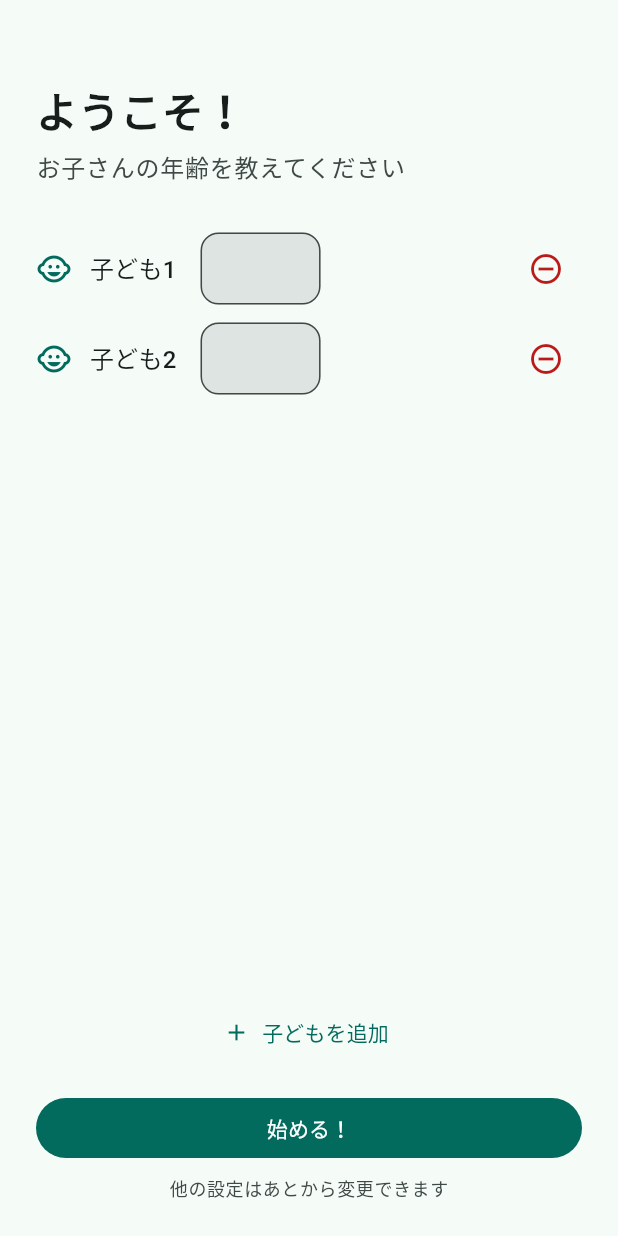
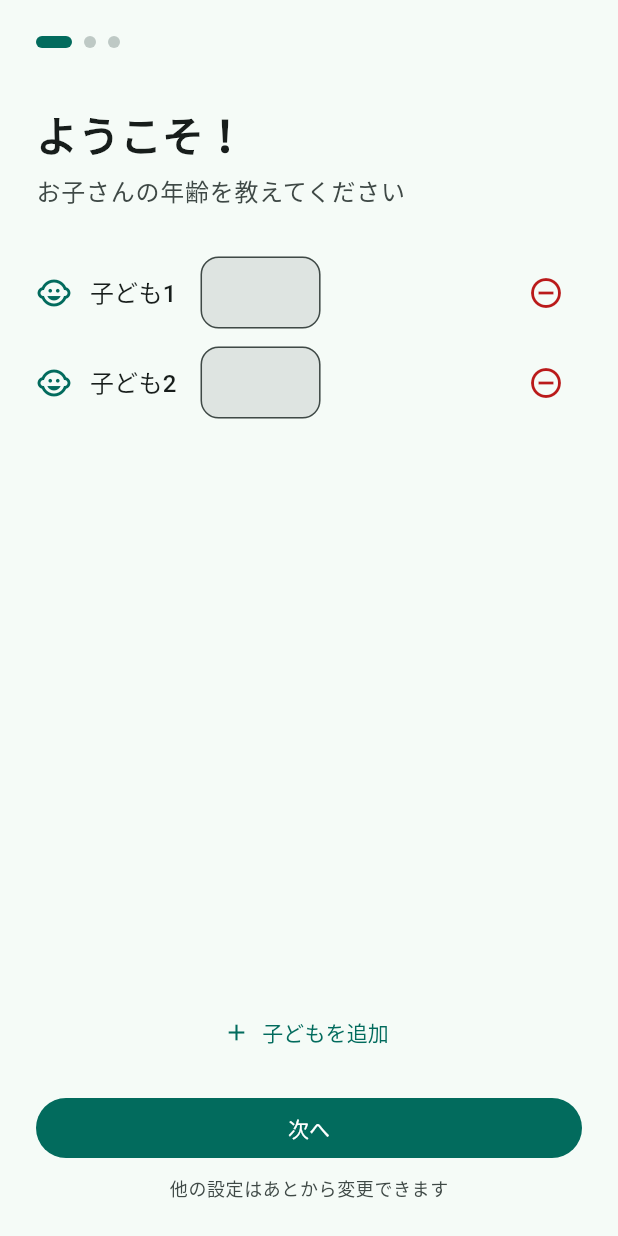
Before and after one commit to linnefromice/papatune-flutter, a Flutter app: the screen it shows after launch, after a tap on "子どもを追加", on a phone screen of 412 x 824 dp. Run offline on Flutter 3.47's test engine with Material 3 defaults, Android fonts, the phone set to English and light mode, and no system bars; our stand-ins replace shared_preferences; accounts and stored records are empty.

Commit message:
Add plan template customization to onboarding flow
Introduce a 3-step onboarding process (children → weekday plan → weekend plan)
where users build their daily plans from categorized task templates instead of
relying on auto-generated plans.

Co-Authored-By: Claude Opus 4.6 (1M context) <noreply@anthropic.com>

```diff
--- /dev/null
+++ b/lib/constants/task_templates.dart
@@ -0,0 +1,83 @@
+import 'package:flutter/material.dart';
+
+class TaskTemplateCategory {
+  final String label;
+  final IconData icon;
+  final List<String> tasks;
+
+  const TaskTemplateCategory({
+    required this.label,
+    required this.icon,
+    required this.tasks,
+  });
+}
+
+class TaskTemplates {
+  TaskTemplates._();
+
+  static const categories = <TaskTemplateCategory>[
+    TaskTemplateCategory(
+      label: '朝の準備',
+      icon: Icons.wb_sunny_outlined,
+      tasks: ['起床', '朝支度', '朝食準備', '朝食', '歯磨き・身支度', '子どもの着替え', '保育園・学校の準備', '送り出し・送迎'],
+    ),
+    TaskTemplateCategory(
+      label: '仕事',
+      icon: Icons.work_outline,
+      tasks: ['通勤', '仕事開始', '集中ワーク', 'ミーティング', '午後ワーク', '退勤'],
+    ),
+    TaskTemplateCategory(
+      label: '食事',
+      icon: Icons.restaurant_outlined,
+      tasks: ['昼食準備', '昼食', '夕食準備', '夕食', '食器洗い'],
+    ),
+    TaskTemplateCategory(
+      label: '家事',
+      icon: Icons.home_outlined,
+      tasks: ['掃除', '洗濯', '洗濯物たたみ', 'ゴミ出し', '買い物', '片付け', 'アイロンがけ'],
+    ),
+    TaskTemplateCategory(
+      label: '育児',
+      icon: Icons.child_care_outlined,
+      tasks: ['お迎え', 'おむつ替え', 'ミルク・授乳', '子どもと遊ぶ', '宿題サポート', '寝かしつけ', '子どもの入浴'],
+    ),
+    TaskTemplateCategory(
+      label: '自分の時間',
+      icon: Icons.self_improvement_outlined,
+      tasks: ['仮眠', '風呂', '読書', '運動・ストレッチ', 'リラックスタイム', '趣味'],
+    ),
+    TaskTemplateCategory(
+      label: 'その他',
+      icon: Icons.more_horiz,
+      tasks: ['通院', '役所手続き', '習い事送迎', '日用品の補充', '連絡・事務処理'],
+    ),
+  ];
+
+  static const weekdayDefaults = [
+    '朝支度',
+    '朝食',
+    '送り出し・送迎',
+    '仕事開始',
+    '昼食',
+    '仮眠',
+    'お迎え',
+    '夕食準備',
+    '夕食',
+    '風呂',
+    '寝かしつけ',
+    '読書',
+  ];
+
+  static const weekendDefaults = [
+    '朝支度',
+    '朝食',
+    '子どもと遊ぶ',
+    '昼食',
+    '仮眠',
+    '買い物',
+    '夕食準備',
+    '夕食',
+    '風呂',
+    '読書',
+  ];
+}
--- a/lib/screens/onboarding/onboarding_screen.dart
+++ b/lib/screens/onboarding/onboarding_screen.dart
@@ -2,10 +2,16 @@ import 'package:flutter/material.dart';
 import 'package:flutter/services.dart';
 import 'package:provider/provider.dart';
 
+import '../../constants/task_templates.dart';
+import '../../enums/plan_mode.dart';
 import '../../enums/work_style.dart';
 import '../../models/child_profile.dart';
 import '../../models/dad_profile.dart';
+import '../../models/daily_plan.dart';
+import '../../models/plan_task.dart';
+import '../../providers/plan_provider.dart';
 import '../../providers/profile_provider.dart';
+import 'pages/plan_template_page.dart';
 
 class OnboardingScreen extends StatefulWidget {
   const OnboardingScreen({super.key});
@@ -15,15 +21,23 @@ class OnboardingScreen extends StatefulWidget {
 }
 
 class _OnboardingScreenState extends State<OnboardingScreen> {
+  static const _totalPages = 3;
+
+  final _pageController = PageController();
   final List<_ChildEntry> _childEntries = [_ChildEntry()];
+  int _currentPage = 0;
+  List<PlanTask>? _weekdayTasks;
 
   @override
   void dispose() {
+    _pageController.dispose();
     for (final entry in _childEntries) {
       entry.controller.dispose();
     }
     super.dispose();
   }
+
+  // --- Step 1: Children ---
 
   void _addChild() {
     setState(() {
@@ -39,9 +53,15 @@ class _OnboardingScreenState extends State<OnboardingScreen> {
     });
   }
 
-  Future<void> _save() async {
-    // Validate: at least one child with a valid age
-    final children = <ChildProfile>[];
+  String _childNickname(int index) => '子ども${index + 1}';
+
+  DateTime _birthDateFromAge(int age) {
+    final now = DateTime.now();
+    return DateTime(now.year - age, 1, 1);
+  }
+
+  void _goToNextPage() {
+    // Validate children
     for (int i = 0; i < _childEntries.length; i++) {
       final text = _childEntries[i].controller.text.trim();
       if (text.isEmpty) {
@@ -58,6 +78,30 @@ class _OnboardingScreenState extends State<OnboardingScreen> {
         );
         return;
       }
+    }
+
+    _pageController.nextPage(
+      duration: const Duration(milliseconds: 300),
+      curve: Curves.easeInOut,
+    );
+  }
+
+  // --- Step 2: Weekday plan ---
+
+  void _onWeekdayConfirmed(List<PlanTask> tasks) {
+    _weekdayTasks = tasks;
+    _pageController.nextPage(
+      duration: const Duration(milliseconds: 300),
+      curve: Curves.easeInOut,
+    );
+  }
+
+  // --- Step 3: Weekend plan → finish ---
+
+  Future<void> _onWeekendConfirmed(List<PlanTask> tasks) async {
+    final children = <ChildProfile>[];
+    for (int i = 0; i < _childEntries.length; i++) {
+      final age = int.parse(_childEntries[i].controller.text.trim());
       children.add(ChildProfile(
         name: _childNickname(i),
         birthDate: _birthDateFromAge(age),
@@ -73,17 +117,33 @@ class _OnboardingScreenState extends State<OnboardingScreen> {
 
     await context.read<ProfileProvider>().saveProfile(profile);
 
+    if (!mounted) return;
+
+    final planProvider = context.read<PlanProvider>();
+
+    // Save both templates
+    await planProvider.saveWeekdayTemplate(_weekdayTasks!);
+    await planProvider.saveWeekendTemplate(tasks);
+
+    // Set today's plan based on current day of week
+    final now = DateTime.now();
+    final isWeekend = now.weekday == DateTime.saturday ||
+        now.weekday == DateTime.sunday;
+    final todayTasks = isWeekend ? tasks : _weekdayTasks!;
+
+    final todayPlan = DailyPlan(
+      date: now,
+      mode: PlanMode.planA,
+      tasks: todayTasks.map((t) => PlanTask(title: t.title)).toList(),
+    );
+    planProvider.setTodayPlan(todayPlan);
+
     if (mounted) {
       Navigator.of(context).pushReplacementNamed('/dashboard');
     }
   }
 
-  String _childNickname(int index) => '子ども${index + 1}';
-
-  DateTime _birthDateFromAge(int age) {
-    final now = DateTime.now();
-    return DateTime(now.year - age, 1, 1);
-  }
+  // --- Build ---
 
   @override
   Widget build(BuildContext context) {
@@ -93,6 +153,49 @@ class _OnboardingScreenState extends State<OnboardingScreen> {
         child: Padding(
           padding: const EdgeInsets.all(24),
           child: Column(
+            children: [
+              // Step indicator
+              Row(
+                children: List.generate(_totalPages, (i) {
+                  return Padding(
+                    padding: EdgeInsets.only(left: i == 0 ? 0 : 8),
+                    child: _StepDot(active: _currentPage == i),
+                  );
+                }),
+              ),
+              const SizedBox(height: 8),
+              Expanded(
+                child: PageView(
+                  controller: _pageController,
+                  physics: const NeverScrollableScrollPhysics(),
+                  onPageChanged: (page) =>
+                      setState(() => _currentPage = page),
+                  children: [
+                    _buildChildrenPage(theme),
+                    PlanTemplatePage(
+                      label: '平日',
+                      defaultTasks: TaskTemplates.weekdayDefaults,
+                      confirmButtonText: '次へ：休日プラン',
+                      onConfirm: _onWeekdayConfirmed,
+                    ),
+                    PlanTemplatePage(
+                      label: '休日',
+                      defaultTasks: TaskTemplates.weekendDefaults,
+                      confirmButtonText: 'このプランで始める！',
+                      onConfirm: _onWeekendConfirmed,
+                    ),
+                  ],
+                ),
+              ),
+            ],
+          ),
+        ),
+      ),
+    );
+  }
+
+  Widget _buildChildrenPage(ThemeData theme) {
+    return Column(
       crossAxisAlignment: CrossAxisAlignment.start,
       children: [
         const SizedBox(height: 32),
@@ -162,8 +265,8 @@ class _OnboardingScreenState extends State<OnboardingScreen> {
         SizedBox(
           width: double.infinity,
           child: FilledButton(
-                  onPressed: _save,
-                  child: const Text('始める！'),
+            onPressed: _goToNextPage,
+            child: const Text('次へ'),
           ),
         ),
         const SizedBox(height: 8),
@@ -176,9 +279,6 @@ class _OnboardingScreenState extends State<OnboardingScreen> {
           ),
         ),
       ],
-          ),
-        ),
-      ),
     );
   }
 }
@@ -186,3 +286,24 @@ class _OnboardingScreenState extends State<OnboardingScreen> {
 class _ChildEntry {
   final TextEditingController controller = TextEditingController();
 }
+
+class _StepDot extends StatelessWidget {
+  final bool active;
+  const _StepDot({required this.active});
+
+  @override
+  Widget build(BuildContext context) {
+    final theme = Theme.of(context);
+    return AnimatedContainer(
+      duration: const Duration(milliseconds: 200),
+      width: active ? 24 : 8,
+      height: 8,
+      decoration: BoxDecoration(
+        color: active
+            ? theme.colorScheme.primary
+            : theme.colorScheme.outlineVariant,
+        borderRadius: BorderRadius.circular(4),
+      ),
+    );
+  }
+}
--- /dev/null
+++ b/lib/screens/onboarding/pages/plan_template_page.dart
@@ -0,0 +1,228 @@
+import 'package:flutter/material.dart';
+
+import '../../../constants/task_templates.dart';
+import '../../../models/plan_task.dart';
+
+class PlanTemplatePage extends StatefulWidget {
+  final String label;
+  final List<String> defaultTasks;
+  final String confirmButtonText;
+  final void Function(List<PlanTask> tasks) onConfirm;
+
+  const PlanTemplatePage({
+    super.key,
+    required this.label,
+    required this.defaultTasks,
+    required this.confirmButtonText,
+    required this.onConfirm,
+  });
+
+  @override
+  State<PlanTemplatePage> createState() => _PlanTemplatePageState();
+}
+
+class _PlanTemplatePageState extends State<PlanTemplatePage> {
+  late final List<PlanTask> _tasks;
+
+  @override
+  void initState() {
+    super.initState();
+    _tasks = widget.defaultTasks
+        .map((title) => PlanTask(title: title))
+        .toList();
+  }
+
+  void _removeTask(int index) {
+    setState(() {
+      _tasks.removeAt(index);
+    });
+  }
+
+  void _onReorder(int oldIndex, int newIndex) {
+    setState(() {
+      if (newIndex > oldIndex) newIndex--;
+      final task = _tasks.removeAt(oldIndex);
+      _tasks.insert(newIndex, task);
+    });
+  }
+
+  void _showAddFromCatalog() {
+    showModalBottomSheet(
+      context: context,
+      isScrollControlled: true,
+      builder: (context) => DraggableScrollableSheet(
+        initialChildSize: 0.7,
+        minChildSize: 0.4,
+        maxChildSize: 0.9,
+        expand: false,
+        builder: (context, scrollController) => _TaskCatalogSheet(
+          scrollController: scrollController,
+          existingTitles: _tasks.map((t) => t.title).toSet(),
+          onAdd: (title) {
+            setState(() {
+              _tasks.add(PlanTask(title: title));
+            });
+          },
+        ),
+      ),
+    );
+  }
+
+  @override
+  Widget build(BuildContext context) {
+    final theme = Theme.of(context);
+    return Column(
+      crossAxisAlignment: CrossAxisAlignment.start,
+      children: [
+        const SizedBox(height: 32),
+        Text('${widget.label}のプラン', style: theme.textTheme.headlineLarge),
+        const SizedBox(height: 8),
+        Text(
+          'テンプレートを自分用にカスタマイズしてください',
+          style: theme.textTheme.bodyLarge?.copyWith(
+            color: theme.colorScheme.onSurfaceVariant,
+          ),
+        ),
+        const SizedBox(height: 24),
+        Expanded(
+          child: ReorderableListView.builder(
+            itemCount: _tasks.length,
+            onReorder: _onReorder,
+            itemBuilder: (context, index) {
+              final task = _tasks[index];
+              return Card(
+                key: ValueKey(task.id),
+                margin: const EdgeInsets.symmetric(vertical: 4),
+                child: ListTile(
+                  leading: Icon(Icons.drag_handle,
+                      color: theme.colorScheme.onSurfaceVariant),
+                  title: Text(task.title),
+                  trailing: IconButton(
+                    onPressed: () => _removeTask(index),
+                    icon: Icon(Icons.close,
+                        color: theme.colorScheme.error, size: 20),
+                  ),
+                ),
+              );
+            },
+          ),
+        ),
+        const SizedBox(height: 8),
+        SizedBox(
+          width: double.infinity,
+          child: OutlinedButton.icon(
+            onPressed: _showAddFromCatalog,
+            icon: const Icon(Icons.add),
+            label: const Text('タスクを追加'),
+          ),
+        ),
+        const SizedBox(height: 12),
+        SizedBox(
+          width: double.infinity,
+          child: FilledButton(
+            onPressed: _tasks.isEmpty
+                ? null
+                : () => widget.onConfirm(List.of(_tasks)),
+            child: Text(widget.confirmButtonText),
+          ),
+        ),
+        const SizedBox(height: 8),
+        Center(
+          child: Text(
+            'プランはあとからいつでも変更できます',
+            style: theme.textTheme.bodySmall?.copyWith(
+              color: theme.colorScheme.onSurfaceVariant,
+            ),
+          ),
+        ),
+      ],
+    );
+  }
+}
+
+class _TaskCatalogSheet extends StatelessWidget {
+  final ScrollController scrollController;
+  final Set<String> existingTitles;
+  final void Function(String title) onAdd;
+
+  const _TaskCatalogSheet({
+    required this.scrollController,
+    required this.existingTitles,
+    required this.onAdd,
+  });
+
+  @override
+  Widget build(BuildContext context) {
+    final theme = Theme.of(context);
+    return Column(
+      children: [
+        Padding(
+          padding: const EdgeInsets.fromLTRB(16, 16, 16, 8),
+          child: Row(
+            children: [
+              Text('タスクを選択', style: theme.textTheme.titleLarge),
+              const Spacer(),
+              IconButton(
+                onPressed: () => Navigator.pop(context),
+                icon: const Icon(Icons.close),
+              ),
+            ],
+          ),
+        ),
+        const Divider(height: 1),
+        Expanded(
+          child: ListView.builder(
+            controller: scrollController,
+            itemCount: TaskTemplates.categories.length,
+            itemBuilder: (context, catIndex) {
+              final category = TaskTemplates.categories[catIndex];
+              return Column(
+                crossAxisAlignment: CrossAxisAlignment.start,
+                children: [
+                  Padding(
+                    padding: const EdgeInsets.fromLTRB(16, 16, 16, 8),
+                    child: Row(
+                      children: [
+                        Icon(category.icon, size: 20,
+                            color: theme.colorScheme.primary),
+                        const SizedBox(width: 8),
+                        Text(category.label,
+                            style: theme.textTheme.titleSmall?.copyWith(
+                              color: theme.colorScheme.primary,
+                            )),
+                      ],
+                    ),
+                  ),
+                  Wrap(
+                    spacing: 8,
+                    runSpacing: 4,
+                    children: category.tasks.map((task) {
+                      final alreadyAdded = existingTitles.contains(task);
+                      return Padding(
+                        padding: const EdgeInsets.symmetric(horizontal: 8),
+                        child: ActionChip(
+                          label: Text(task),
+                          avatar: alreadyAdded
+                              ? Icon(Icons.check, size: 18,
+                                  color: theme.colorScheme.primary)
+                              : Icon(Icons.add, size: 18,
+                                  color: theme.colorScheme.onSurfaceVariant),
+                          onPressed: alreadyAdded
+                              ? null
+                              : () {
+                                  onAdd(task);
+                                  Navigator.pop(context);
+                                },
+                        ),
+                      );
+                    }).toList(),
+                  ),
+                ],
+              );
+            },
+          ),
+        ),
+      ],
+    );
+  }
+}
```
Also changed, not shown: lib/providers/plan_provider.dart (+25 -0 lines), lib/services/storage_service.dart (+23 -0 lines). Lines whose indentation alone changed are shown as unchanged.
